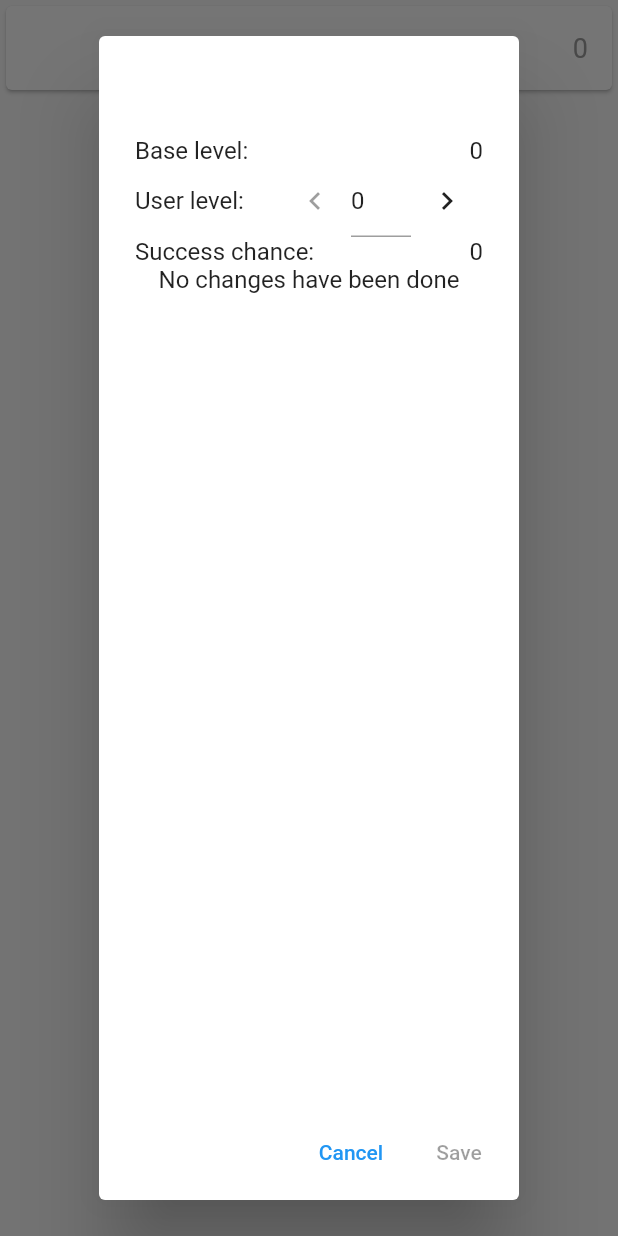
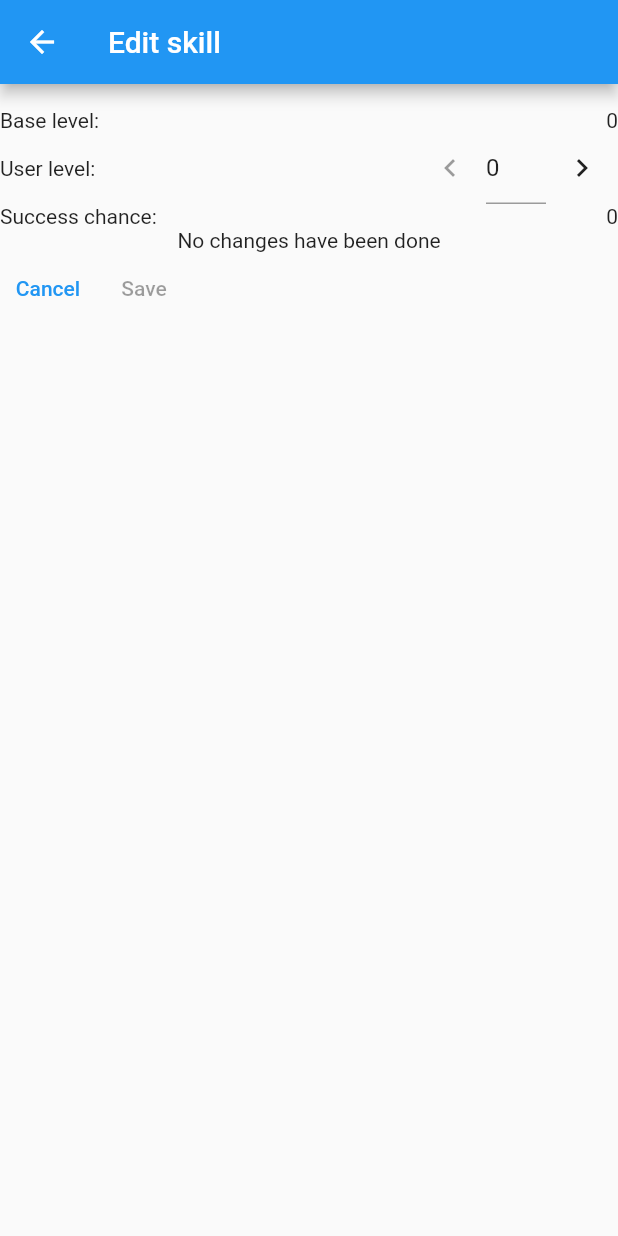
Before and after one commit to UserIOI/mobilkiApp, a Flutter app: the SkillCard widget shown alone on an empty page, opened directly with empty values, after a tap on an icon or button, on a phone screen of 412 x 824 dp. Run offline on Flutter 3.47's test engine with Material 2 defaults, Android fonts, the phone set to English and light mode, and no system bars; our stand-ins replace hive, hive_flutter; missing offline and left inert: dice_icons; accounts and stored records are empty.

Commit message:
Replaced EditAbilityDialog with EditSkillRouteDefault, works for default skills, editing user created skills is not yet implemented

```diff
--- a/mobilki_app/lib/call_of_cthulhu/character_sheet/skills/edit_ability_dialog.dart
+++ b/mobilki_app/lib/call_of_cthulhu/character_sheet/skills/edit_skill_route_default.dart
@@ -2,24 +2,15 @@ import 'package:flutter/material.dart';
 import 'package:flutter/services.dart';
 import 'skill.dart';
 
-Future<bool?> showEditAbilityDialog(BuildContext context, Skill skill) {
-  return showDialog<bool>(
-    context: context,
-    builder: (context) => EditAbilityDialog(
-      skill: skill,
-    ),
-  );
+class EditSkillRouteDefault extends StatefulWidget {
+  final Skill skill; // Skill object that the user wants to edit, required
+  const EditSkillRouteDefault({Key? key, required this.skill}) : super(key: key);
+
+  @override
+  State<EditSkillRouteDefault> createState() => _EditSkillRouteDefaultState();
 }
 
-class EditAbilityDialog extends StatefulWidget {
-  final Skill skill; // Skill object that the user wants to edit, required
-  const EditAbilityDialog({Key? key, required this.skill}) : super(key: key);
-
-  @override
-  State<EditAbilityDialog> createState() => _EditAbilityDialogState();
-}
-
-class _EditAbilityDialogState extends State<EditAbilityDialog> {
+class _EditSkillRouteDefaultState extends State<EditSkillRouteDefault> {
   int userLevel = 0; // Local user level displayed by the dialog, this value is saved into skill object if "Save" button is clicked
   bool canBeSaved = false; // Controls if the "Save" button is active
   bool canBeLower = true; // Controls if decrement button is active, it's true if userLevel is greater than 0
@@ -33,17 +24,19 @@ class _EditAbilityDialogState extends State<EditAbilityDialog> {
     userLevel = widget.skill.userLevel;
     userLevelController = TextEditingController(text: "$userLevel");
     userLevelController.addListener(textEditingListener);
-    if(userLevel <= 0) {
+    if (userLevel <= 0) {
       canBeLower = false;
     }
-    if(widget.skill.baseLevel + userLevel >= 99) {
+    if (widget.skill.baseLevel + userLevel >= 99) {
       canBeHigher = false;
     }
   }
 
   void textEditingListener() {
-    int level = userLevelController.text.isEmpty ? 0 : int.parse(userLevelController.text); // Empty field is treated as level 0
-    if(level != userLevel) { // updateUserLevel is only called if the new value is different to the old one
+    int level = userLevelController.text.isEmpty ? 0 : int.parse(
+        userLevelController.text); // Empty field is treated as level 0
+    if (level !=
+        userLevel) { // updateUserLevel is only called if the new value is different to the old one
       updateUserLevel(level, false);
     }
   }
@@ -54,22 +47,23 @@ class _EditAbilityDialogState extends State<EditAbilityDialog> {
     super.dispose();
   }
 
-  void updateUserLevel(int level, bool updateTextField) { // updateTextField is used to prevent text field listener updating the text field multiple times
+  void updateUserLevel(int level, bool updateTextField) {
+    // updateTextField is used to prevent text field listener updating the text field multiple times
     setState(() {
       userLevel = level;
-      if(updateTextField) { // Listener is temporarily removed to not trigger more updates
+      if (updateTextField) { // Listener is temporarily removed to not trigger more updates
         userLevelController.removeListener(textEditingListener);
         userLevelController.text = "$userLevel";
         userLevelController.addListener(textEditingListener);
       }
       // updating canBeSaved and cannotSaveMessage
-      if(widget.skill.userLevel == userLevel) {
+      if (widget.skill.userLevel == userLevel) {
         cannotSaveMessage = "No changes have been done";
         canBeSaved = false;
-      } else if(userLevel < 0) {
+      } else if (userLevel < 0) {
         cannotSaveMessage = "User level has to be at least 0";
         canBeSaved = false;
-      } else if(widget.skill.baseLevel + userLevel > 99) {
+      } else if (widget.skill.baseLevel + userLevel > 99) {
         cannotSaveMessage = "Total score cannot exceed 99";
       } else {
         cannotSaveMessage = "";
@@ -83,10 +77,13 @@ class _EditAbilityDialogState extends State<EditAbilityDialog> {
 
   @override
   Widget build(BuildContext context) {
-    return AlertDialog(
-      title: Text(widget.skill.name),
-      content:Column(
+    return Scaffold(
+      appBar: AppBar(
+        title: const Text("Edit skill"),
+      ),
+      body: Column(
         children: [
+          Text(widget.skill.name),
           Row(
             mainAxisAlignment: MainAxisAlignment.spaceBetween,
             children: [
@@ -101,13 +98,15 @@ class _EditAbilityDialogState extends State<EditAbilityDialog> {
               Row(
                 children: [
                   IconButton(
-                      onPressed: canBeLower ? () { // setting onPressed to null disables the button
-                        if(widget.skill.baseLevel + userLevel > 99) {
+                      onPressed: canBeLower
+                          ? () { // setting onPressed to null disables the button
+                        if (widget.skill.baseLevel + userLevel > 99) {
                           updateUserLevel(99 - widget.skill.baseLevel, true);
                         } else {
                           updateUserLevel(userLevel - 1, true);
                         }
-                      } : null,
+                      }
+                          : null,
                       icon: const Icon(Icons.chevron_left)),
                   SizedBox(
                     width: 40,
@@ -122,7 +121,7 @@ class _EditAbilityDialogState extends State<EditAbilityDialog> {
                   ),
                   IconButton(
                       onPressed: canBeHigher ? () {
-                        if(userLevel < 0) {
+                        if (userLevel < 0) {
                           updateUserLevel(0, true);
                         } else {
                           updateUserLevel(userLevel + 1, true);
@@ -141,15 +140,19 @@ class _EditAbilityDialogState extends State<EditAbilityDialog> {
             ],
           ),
           Text(cannotSaveMessage),
+          Row(
+            children: [
+              TextButton(onPressed: () {
+                Navigator.pop(context, false);
+                }, child: const Text("Cancel")),
+              TextButton(onPressed: canBeSaved ? () {
+                widget.skill.userLevel = userLevel;
+                Navigator.pop(context, true);
+              } : null, child: const Text("Save")),
+            ],
+          ),
         ],
       ),
-      actions: [
-        TextButton(onPressed: () { Navigator.of(context).pop(false); }, child: const Text("Cancel")),
-        TextButton(onPressed: canBeSaved ? () {
-          widget.skill.userLevel = userLevel;
-          Navigator.of(context).pop(true);
-        } : null, child: const Text("Save")),
-      ],
     );
   }
 }
--- a/mobilki_app/lib/call_of_cthulhu/character_sheet/skills/skill_card.dart
+++ b/mobilki_app/lib/call_of_cthulhu/character_sheet/skills/skill_card.dart
@@ -1,12 +1,12 @@
 import 'package:flutter/material.dart';
+import 'package:mobilki_app/call_of_cthulhu/character_sheet/skills/edit_skill_route_default.dart';
 import 'skill.dart';
-import 'edit_ability_dialog.dart';
 
 class SkillCard extends StatefulWidget {
-  const SkillCard({Key? key, required this.skill, required this.callback}) : super(key: key);
+  const SkillCard({Key? key, required this.skill, required this.saveChangesCallback}) : super(key: key);
 
   final Skill skill;
-  final VoidCallback callback;
+  final VoidCallback saveChangesCallback;
 
   @override
   State<SkillCard> createState() => _SkillCardState();
@@ -17,12 +17,7 @@ class _SkillCardState extends State<SkillCard> {
   Widget build(BuildContext context) {
     return Card(
       child: InkWell(
-        onTap: () => showEditAbilityDialog(context, widget.skill).then((value) {
-          if(value != null && value == true) {
-            setState(() {});
-            widget.callback();
-          }
-        }),
+        onTap: openEditSkillRoute,
         child: ListTile(
           leading: widget.skill.isUserCreated ? const Icon(Icons.person) : null,
           title: Text(
@@ -43,4 +38,19 @@ class _SkillCardState extends State<SkillCard> {
       ),
     );
   }
+
+  void openEditSkillRoute() async {
+    if(widget.skill.isUserCreated) {
+      // TODO edit user skill
+    } else {
+      bool? result = await Navigator.push(
+        context,
+        MaterialPageRoute(builder: (context) => EditSkillRouteDefault(skill: widget.skill)),
+      );
+      if(result != null && result == true) {
+        setState(() {});
+        widget.saveChangesCallback();
+      }
+    }
+  }
 }
--- a/mobilki_app/lib/call_of_cthulhu/character_sheet/skills/skills_view.dart
+++ b/mobilki_app/lib/call_of_cthulhu/character_sheet/skills/skills_view.dart
@@ -93,7 +93,9 @@ class _SkillsViewState extends State<SkillsView> {
               crossAxisCount: columnCount,
               itemBuilder: (context, index) {
                 final skill = displayableList[index];
-                return SkillCard(skill: skill, callback: () { saveChanges(); });
+                return SkillCard(
+                    skill: skill,
+                    saveChangesCallback: () { saveChanges(); });
               }),
           ),
         ],
```
Lines whose indentation alone changed are shown as unchanged.
